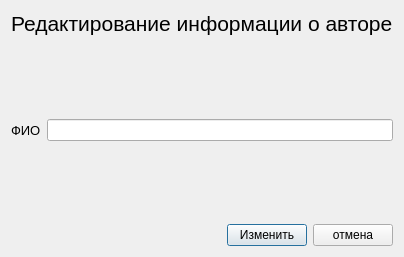
Charmpy/library-project, file book_change_author_dialog.ui: the form before one commit.
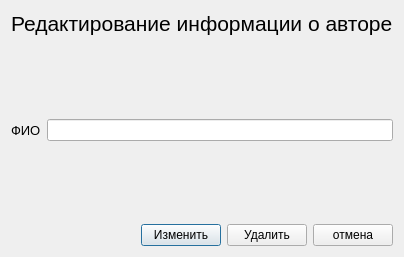
The form after the commit.

Commit message: 16.11.2020 BookWidget(ready) beginning UsersWidget

```diff
--- a/book_change_author_dialog.ui
+++ b/book_change_author_dialog.ui
@@ -112,6 +112,13 @@
        </property>
       </widget>
      </item>
+     <item>
+      <widget class="QPushButton" name="delete_btn">
+       <property name="text">
+        <string>Удалить</string>
+       </property>
+      </widget>
+     </item>
      <item>
       <widget class="QPushButton" name="cancel_btn">
        <property name="text">
```
The commit also changes 6 other files.
